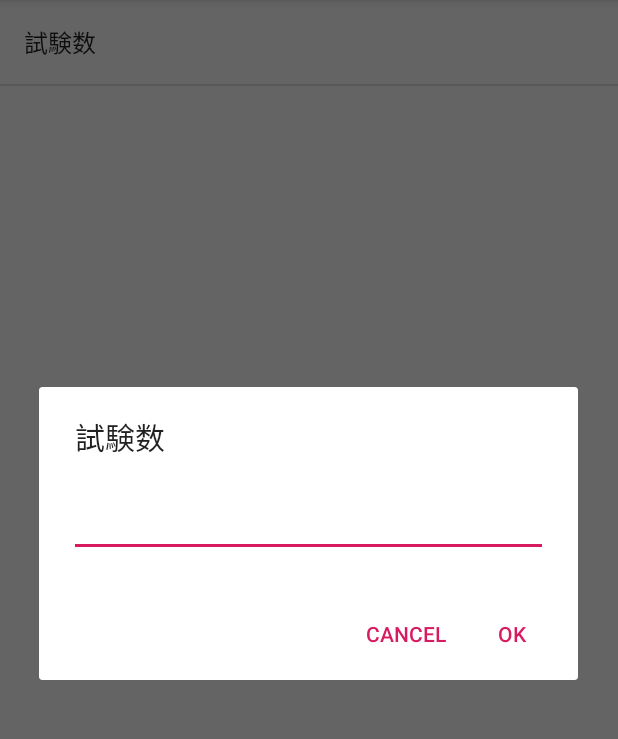
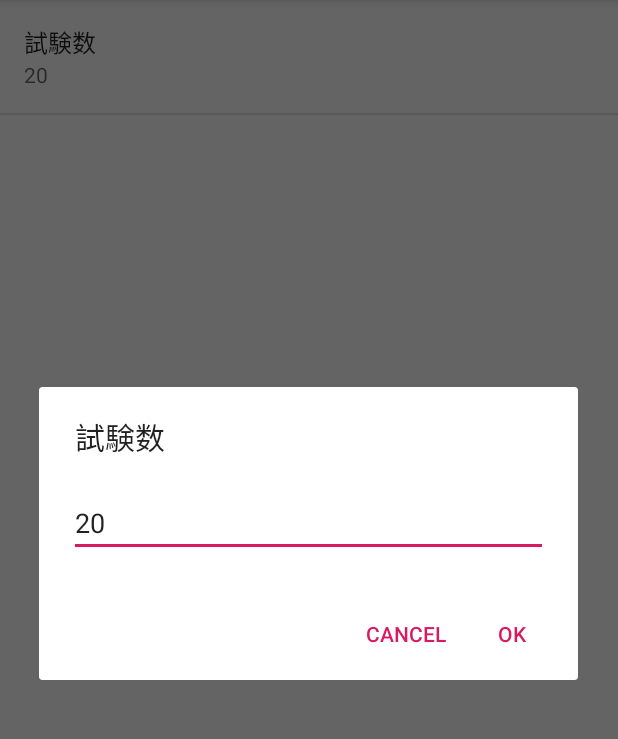
Before and after one commit to aetenotnk/SpanishWordTest, an Android app: the fragment SettingPreferenceFragment shown on its own in the app's theme, after a tap on "試験数", on a phone screen of 412 x 824 dp, the part 84-823 px from its top. Run offline under Robolectric (Android 15) with nearby library versions, the light colour scheme and no system bars.

Commit message:
試験数にデフォルト値を設定

```diff
--- a/app/src/main/res/xml/preference.xml
+++ b/app/src/main/res/xml/preference.xml
@@ -3,5 +3,6 @@
     <EditTextPreference
         android:key="test_count"
         android:title="試験数"
-        android:inputType="number"/>
+        android:inputType="number"
+        android:defaultValue="20"/>
 </PreferenceScreen>
```
